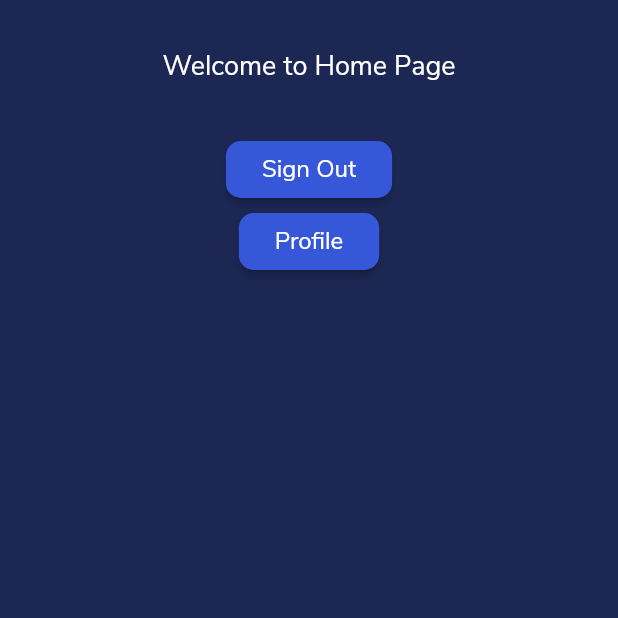
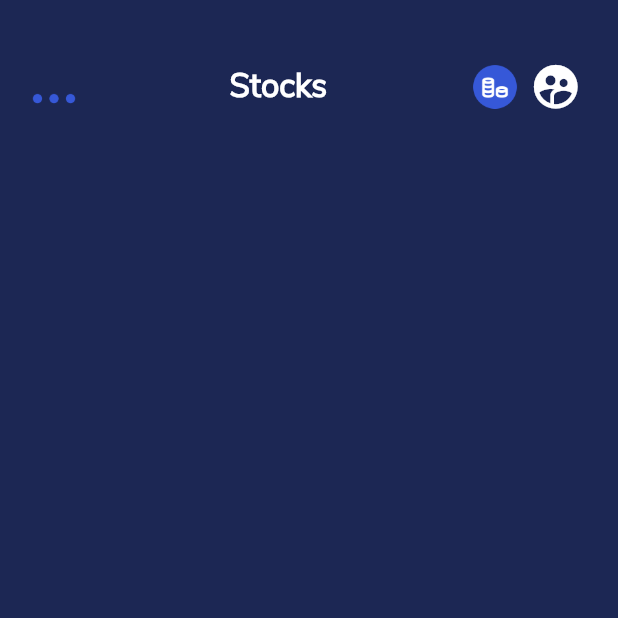
Before and after one commit to harchani-ritik/CoTrade, a Flutter app: the HomePage screen opened directly, on a phone screen of 412 x 824 dp, the top half of it. Run offline on Flutter 3.47's test engine with Material 2 defaults, Android fonts, the phone set to English and light mode, and no system bars; our stand-ins replace cloud_firestore, firebase_core, fluttertoast, modal_progress_hud, shared_preferences; accounts and stored records are empty.

Commit message:
Home Page Skeleton ready

```diff
--- a/MobileApplication/co_trade/lib/home_page/home_page.dart
+++ b/MobileApplication/co_trade/lib/home_page/home_page.dart
@@ -10,60 +10,141 @@ import 'package:provider/provider.dart';
 import 'package:shared_preferences/shared_preferences.dart';
 
 class HomePage extends StatefulWidget {
-
   @override
   _HomePageState createState() => _HomePageState();
 }
 
 class _HomePageState extends State<HomePage> {
   bool isLoading = false;
+  final GlobalKey _scaffoldKey = new GlobalKey();
 
-  _signOut() async{
-    setState(() => isLoading=true);
+  _signOut() async {
+    setState(() => isLoading = true);
 
     SharedPreferences prefs = await SharedPreferences.getInstance();
     prefs.remove('uid');
 
-    setState(() => isLoading=false);
+    setState(() => isLoading = false);
     Navigator.pushReplacement(
-        context,
-        MaterialPageRoute(
-            builder: (context)=> SignUpPage()
-        ));
+        context, MaterialPageRoute(builder: (context) => SignUpPage()));
   }
 
   @override
   Widget build(BuildContext context) {
-    // Fluttertoast.showToast(msg: Provider.of<Trader>(context,listen:false).uid);
     return ModalProgressHUD(
       progressIndicator: CircularProgressIndicator(
         valueColor: AlwaysStoppedAnimation<Color>(kBrightBlue),
       ),
       inAsyncCall: isLoading,
       child: Scaffold(
+        drawer: Drawer(
+          child: Container(
+            height: double.infinity,
+            width: double.infinity,
+            color: kSlightDarkBlue,
+            child: Column(
+              children: [
+                Padding(
+                  padding:
+                      const EdgeInsets.symmetric(vertical: 32, horizontal: 16),
+                  child: Container(
+                    padding: EdgeInsets.symmetric(horizontal: 16),
+                    decoration: BoxDecoration(
+                      borderRadius: BorderRadius.all(Radius.circular(18)),
+                      color: kDarkBlue,
+                    ),
+                    height: 40,
+                    width: double.infinity,
+                    child: Row(
+                      children: [
+                        Expanded(
+                            child: TextFormField(
+                          style: TextStyle(
+                            color: Colors.white,
+                          ),
+                          decoration: InputDecoration(
+                              hintText: 'Search Users',
+                              border: InputBorder.none),
+                          cursorColor: Colors.white,
+                        )),
+                        Icon(
+                          Icons.search,
+                          size: 30,
+                          color: kBrightBlue,
+                        ),
+                      ],
+                    ),
+                  ),
+                )
+              ],
+            ),
+          ),
+        ),
         resizeToAvoidBottomPadding: false,
-        body: Container(
+        body: Builder(
+          builder: (context) => Container(
             width: double.infinity,
             child: Column(
               children: [
                 Padding(
-                padding: const EdgeInsets.all(32.0),
-                child: Text(
-                  'Welcome to Home Page',
-                  style: TextStyle(color: Colors.white, fontSize: 18),
+                  padding: const EdgeInsets.symmetric(vertical: 32,horizontal: 16),
+                  child: Row(
+                    mainAxisAlignment: MainAxisAlignment.spaceBetween,
+                    children: [
+                      GestureDetector(
+                        onTap:(){
+                          Scaffold.of(context).openDrawer();
+                        },
+                        child: Image(
+                          height: 40,
+                          image: AssetImage('images/dots.png'),
                         ),
                       ),
-              CustomButton(text: 'Sign Out',
-                  onPress: _signOut
+                      Text(
+                        'Stocks',
+                        style: TextStyle(
+                            color: Colors.white,
+                            fontSize: 22,
+                            fontWeight: FontWeight.bold),
                       ),
-              CustomButton(text: 'Profile',
-                  onPress: (){
-                Navigator.push(context, MaterialPageRoute(
-                  builder: (context)=> ProfilePage(Provider.of<Trader>(context,listen: false).uid,isPersonal: true,)
-                ));
-                  }
+                      Row(
+                        mainAxisAlignment: MainAxisAlignment.spaceBetween,
+                        children: [
+                          Column(
+                            children: [
+                              Image(
+                                height: 30,
+                                image: AssetImage('images/coins_icon.png'),
+                              ),
+                              // Text(
+                              //     Provider.of<Trader>(context,listen: false).coins.toString(),
+                              //   style: TextStyle(color: kGreen),
+                              // )
+                            ],
+                          ),
+
+                          IconButton(
+                            iconSize: 35,
+                            icon: Icon(Icons.supervised_user_circle_rounded),
+                            onPressed: (){
+                              Navigator.push(
+                                  context,
+                                  MaterialPageRoute(
+                                      builder: (context) => ProfilePage(
+                                        Provider.of<Trader>(context, listen: false)
+                                            .uid,
+                                        isPersonal: true,
+                                        signOutCallback: _signOut,
+                                      )));
+                            },
+                          ),
+                        ],
                       )
                     ],
+                  ),
+                ),
+              ],
+            ),
           ),
         ),
       ),
```
Also changed, not shown: MobileApplication/co_trade/lib/home_page/profile_page.dart (+125 -41 lines), MobileApplication/co_trade/images/dots.png (added). Lines whose indentation alone changed are shown as unchanged.
